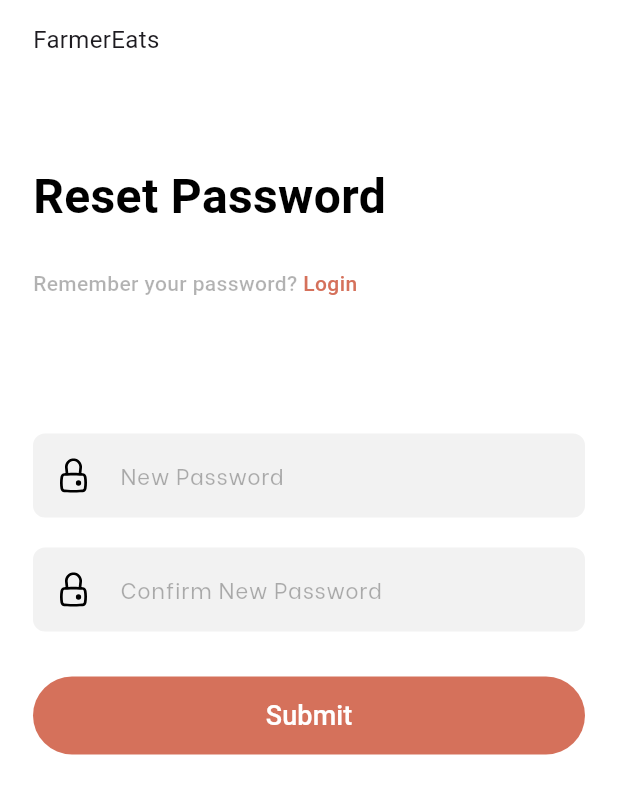
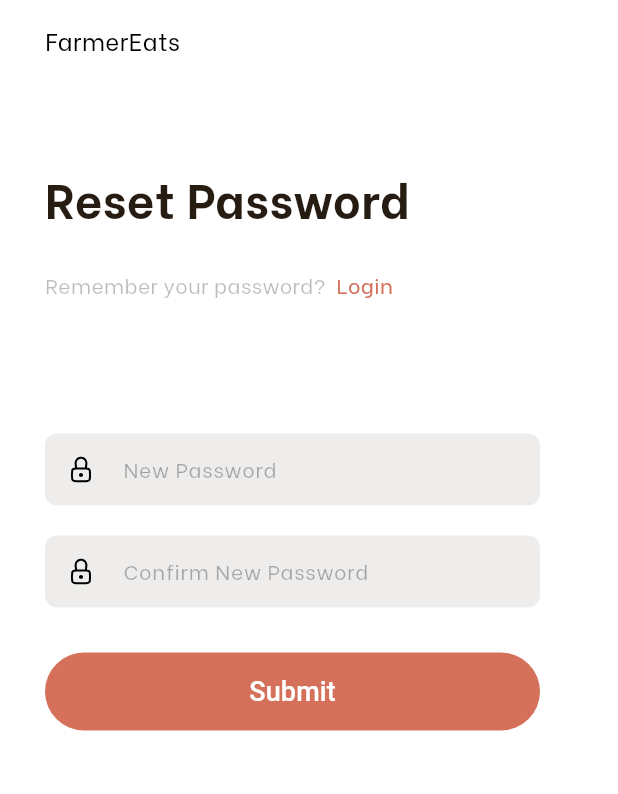
Before and after one commit to asheesh20/software_lab, a Flutter app: the ResetPassword screen opened directly, on a phone screen of 412 x 824 dp. Shown: the top 794 px of the screen. Run offline on Flutter 3.47's test engine with Material 3 defaults, Android fonts, the phone set to English and light mode, and no system bars; our stand-ins replace flutter_svg; Roboto replaces fonts that are missing (assets/fonts/BeVietnam-ExtraBold.ttf).

```diff
--- a/lib/main.dart
+++ b/lib/main.dart
@@ -21,8 +21,8 @@ class MyApp extends StatelessWidget {
     return MaterialApp(
       //home: LoginScreen(),
       //home: ForgotPassword(),
-      home: VerifyOtp(),
-      //home: ResetPassword(),
+      //home: VerifyOtp(),
+      home: ResetPassword(),
       //home: SignupOne(),
       //home: SignupTwo(),
       //home: SignupThree(),
--- a/lib/views/forgot_password.dart
+++ b/lib/views/forgot_password.dart
@@ -1,4 +1,5 @@
 import 'package:flutter/material.dart';
+import 'package:flutter/services.dart';
 import 'package:flutter_svg/flutter_svg.dart';
 
 class ForgotPassword extends StatefulWidget {
@@ -72,9 +73,14 @@ class _ForgotPasswordState extends State<ForgotPassword> {
             Form(
               key: _formKey,
               child: SizedBox(
-                height: 52,
+                height: 48,
                 width: 330,
                 child: TextFormField(
+                  keyboardType: TextInputType.number,
+                  inputFormatters: [
+                    FilteringTextInputFormatter.digitsOnly,
+                    LengthLimitingTextInputFormatter(10)
+                  ],
                   decoration: InputDecoration(
                     prefixIcon: Padding(
                       padding: const EdgeInsets.all(15.0),
@@ -86,13 +92,14 @@ class _ForgotPasswordState extends State<ForgotPassword> {
                     ),
                     hintText: 'Phone Number',
                     hintStyle: const TextStyle(
-                      color: Color(0x4D000000),
+                      color: Color.fromRGBO(0, 0, 0, 0.3),
                       fontWeight: FontWeight.w400,
                       fontFamily: 'BeVietnam',
                       fontSize: 14,
                     ),
                     filled: true,
-                    fillColor: const Color(0xFFF2F2F2),
+                    fillColor:
+                        const Color.fromRGBO(38, 28, 18, 1).withOpacity(0.08),
                     border: OutlineInputBorder(
                       borderRadius: BorderRadius.circular(8),
                       borderSide: BorderSide.none,
--- a/lib/views/login_screen.dart
+++ b/lib/views/login_screen.dart
@@ -10,7 +10,9 @@ class LoginScreen extends StatefulWidget {
 }
 
 class _LoginScreenState extends State<LoginScreen> {
+  final TextEditingController _controller = TextEditingController();
   final _formKey = GlobalKey<FormState>();
+
   @override
   Widget build(context) {
     return Scaffold(
@@ -95,7 +97,8 @@ class _LoginScreenState extends State<LoginScreen> {
                             fontSize: 14,
                           ),
                           filled: true,
-                          fillColor: const Color(0xFFF2F2F2),
+                          fillColor: const Color.fromRGBO(38, 28, 18, 1)
+                              .withOpacity(0.08),
                           border: OutlineInputBorder(
                             borderRadius: BorderRadius.circular(8),
                             borderSide: BorderSide.none,
@@ -112,6 +115,7 @@ class _LoginScreenState extends State<LoginScreen> {
                       height: 48,
                       width: 330,
                       child: TextFormField(
+                        controller: _controller,
                         obscureText: true,
                         decoration: InputDecoration(
                           prefixIcon: Padding(
@@ -130,7 +134,8 @@ class _LoginScreenState extends State<LoginScreen> {
                             fontSize: 14,
                           ),
                           filled: true,
-                          fillColor: const Color(0xFFF2F2F2),
+                          fillColor: const Color.fromRGBO(38, 28, 18, 1)
+                              .withOpacity(0.08),
                           border: OutlineInputBorder(
                             borderRadius: BorderRadius.circular(8),
                             borderSide: BorderSide.none,
--- a/lib/views/reset_password.dart
+++ b/lib/views/reset_password.dart
@@ -16,13 +16,18 @@ class _ResetPasswordState extends State<ResetPassword> {
       backgroundColor: Colors.white,
       body: SafeArea(
         child: Padding(
-          padding: const EdgeInsets.symmetric(horizontal: 22.0, vertical: 15),
+          padding: const EdgeInsets.symmetric(horizontal: 30.0, vertical: 15),
           child: Column(
             crossAxisAlignment: CrossAxisAlignment.start,
             children: [
               const Text(
                 'FarmerEats',
-                style: TextStyle(fontSize: 16, fontWeight: FontWeight.w400),
+                style: TextStyle(
+                  fontSize: 16,
+                  fontWeight: FontWeight.w400,
+                  fontFamily: 'BeVietnam',
+                  color: Color.fromRGBO(0, 0, 0, 1),
+                ),
               ),
               const SizedBox(
                 height: 70,
@@ -30,9 +35,10 @@ class _ResetPasswordState extends State<ResetPassword> {
               const Text(
                 'Reset Password',
                 style: TextStyle(
-                  color: Colors.black,
+                  color: Color.fromRGBO(38, 28, 18, 1),
                   fontSize: 32,
                   fontWeight: FontWeight.w700,
+                  fontFamily: 'BeVietnam',
                 ),
               ),
               const SizedBox(
@@ -41,11 +47,13 @@ class _ResetPasswordState extends State<ResetPassword> {
               const Row(
                 children: [
                   Text(
-                    'Remember your password? ',
+                    'Remember your password?  ',
                     style: TextStyle(
                       fontSize: 14,
-                        color: Color.fromARGB(77, 0, 0, 0),
-                        fontWeight: FontWeight.w500),
+                      color: Color.fromRGBO(38, 28, 18, 0.3),
+                      fontWeight: FontWeight.w500,
+                      fontFamily: 'BeVietnam',
+                    ),
                   ),
                   Text(
                     'Login',
@@ -53,6 +61,7 @@ class _ResetPasswordState extends State<ResetPassword> {
                       fontSize: 14,
                       color: Color.fromARGB(255, 213, 113, 91),
                       fontWeight: FontWeight.w500,
+                      fontFamily: 'BeVietnam',
                     ),
                   ),
                 ],
@@ -64,178 +73,75 @@ class _ResetPasswordState extends State<ResetPassword> {
                 key: _formKey,
                 child: Column(
                   children: [
-                    TextFormField(
+                    SizedBox(
+                      height: 48,
+                      width: 330,
+                      child: TextFormField(
+                        obscureText: true,
                         decoration: InputDecoration(
-                        // prefixIcon: Padding(
-                        //   padding: const EdgeInsets.all(15.0),
-                        //   child: SizedBox(
-                        //     child: SvgPicture.asset(
-                        //       'assets/images/Vector@1x.svg',
-                        //       height: 1,
-                        //       width: 1,
-                        //     ),
-                        //     // child: Image.asset(
-                        //     //   'assets/images/Vector@1x.png',
-                        //     //   height: 15,
-                        //     //   width: 15,
-                        //     // ),
-                        //   ),
-                        // ),
-                        prefixIcon: Stack(
-                          children: [
-                            Padding(
-                              padding: const EdgeInsets.all(15),
+                          prefixIcon: Padding(
+                            padding: const EdgeInsets.all(15.0),
                             child: SizedBox(
                               child: SvgPicture.asset(
-                                  'assets/images/Vector.svg',
-                                  width: 24, // Adjust width as needed
-                                  height: 24,
-                                  // width: 21,
-                                  //height: 21,
+                                'assets/images/password.svg',
                               ),
                             ),
                           ),
-                            Positioned(
-                              right: 21.15,
-                              bottom: 19.5,
-                              child: SizedBox(
-                                width: 5, //Adjust width as needed
-                                height: 5, // Adjust height as needed
-                                child: SvgPicture.asset(
-                                  'assets/images/Vector.dot.svg',
-                                ),
-                              ),
-                            ),
-                          ],
-                        ),
                           hintText: 'New Password',
                           hintStyle: const TextStyle(
-                          color: Color(0x4D000000),
-                          //color: Color.fromARGB(77, 0, 0, 0),
+                            color: Color.fromRGBO(0, 0, 0, 0.3),
                             fontWeight: FontWeight.w400,
                             fontFamily: 'BeVietnam',
-                          fontSize: 15,
+                            fontSize: 14,
                           ),
                           filled: true,
-                        fillColor: const Color(0xFFF2F2F2),
-                        //  fillColor: Color.fromARGB(255, 38, 24, 18),
-                        // fillColor: Color.fromARGB(77, 0, 0, 0).withOpacity(0.3),
+                          fillColor: const Color.fromRGBO(38, 28, 18, 1)
+                              .withOpacity(0.08),
                           border: OutlineInputBorder(
                             borderRadius: BorderRadius.circular(8),
                             borderSide: BorderSide.none,
+                          ),
+                          contentPadding:
+                              const EdgeInsets.symmetric(horizontal: 20),
                         ),
                       ),
                     ),
                     const SizedBox(
                       height: 20,
                     ),
-                    TextFormField(
+                    SizedBox(
+                      height: 48,
+                      width: 330,
+                      child: TextFormField(
+                        obscureText: true,
                         decoration: InputDecoration(
-                        // prefixIcon: Padding(
-                        //   padding: const EdgeInsets.all(15),
-                        //   child: SizedBox(
-                        //     child: SvgPicture.asset(
-                        //       'assets/images/Vector.svg',
-                        //     ),
-                        //   ),
-                        // ),
-                        prefixIcon: Stack(
-                          children: [
-                            Padding(
-                              padding: const EdgeInsets.all(15),
+                          prefixIcon: Padding(
+                            padding: const EdgeInsets.all(15.0),
                             child: SizedBox(
                               child: SvgPicture.asset(
-                                  'assets/images/Vector.svg',
-                                  width: 24, // Adjust width as needed
-                                  height: 24, // Adjust height as needed
+                                'assets/images/password.svg',
                               ),
                             ),
                           ),
-                            Positioned(
-                              right: 21.15,
-                              bottom: 19.5,
-                              child: SizedBox(
-                                width: 5, //Adjust width as needed
-                                height: 5, // Adjust height as needed
-                                child: SvgPicture.asset(
-                                  'assets/images/Vector.dot.svg',
-                                ),
-                              ),
-                            ),
-                          ],
-                        ),
                           hintText: 'Confirm New Password',
-
                           hintStyle: const TextStyle(
-                          color: Color(0x4D000000),
-                          //color: Color.fromARGB(77, 0, 0, 0),
+                            color: Color.fromRGBO(0, 0, 0, 0.3),
                             fontWeight: FontWeight.w400,
                             fontFamily: 'BeVietnam',
-                          fontSize: 15,
+                            fontSize: 14,
                           ),
                           filled: true,
-                        fillColor: const Color(0xFFF2F2F2),
-                        //  fillColor: Color.fromARGB(255, 38, 24, 18),
-                        // fillColor: Color.fromARGB(77, 0, 0, 0).withOpacity(0.3),
+                          fillColor: const Color.fromRGBO(38, 28, 18, 1)
+                              .withOpacity(0.08),
                           border: OutlineInputBorder(
                             borderRadius: BorderRadius.circular(8),
                             borderSide: BorderSide.none,
                           ),
-                        // suffixIcon: GestureDetector(
-                        //   onTap: () {
-                        //     // Add functionality for "Forgot?" text tap here
-                        //   },
-                        //   child: const Padding(
-                        //     padding: EdgeInsets.symmetric(
-                        //         horizontal: 12, vertical: 11.8),
-                        //     child: Text(
-                        //       'Forgot?',
-                        //       style: TextStyle(
-                        //         fontWeight: FontWeight.w400,
-                        //         fontFamily: 'BeVietnam',
-                        //         fontSize: 15,
-                        //         color: Color.fromARGB(255, 213, 113, 91),
-                        //       ),
-                        //     ),
-                        //   ),
-                        // ),
+                          contentPadding:
+                              const EdgeInsets.symmetric(horizontal: 20),
                         ),
                       ),
-
-                    // Container(
-                    //   decoration:
-                    //       BoxDecoration(borderRadius: BorderRadius.circular(5)),
-                    //   width: double.infinity,
-                    //   height: 52,
-                    //   child: ElevatedButton(
-                    //     style: ElevatedButton.styleFrom(
-                    //       backgroundColor:
-                    //           const Color.fromARGB(255, 213, 113, 91),
-                    //       elevation: 0,
-                    //     ),
-                    //     onPressed: () {
-                    //       if (_formKey.currentState!.validate()) {
-                    //         // authController.login(
-                    //         //   _emailController.text.trim(),
-                    //         //   _passwordController.text.trim(),
-                    //         // );
-                    //       }
-                    //     },
-                    //     child: const Text(
-                    //       'Login',
-                    //       style: TextStyle(
-                    //         // fontFamily: 'Be',
-                    //         fontFamily: 'assets/fonts/BeVietnam-ExtraBold.ttf',
-                    //         color: Color(0xFFFFFFFF),
-                    //         fontSize: 18,
-                    //         fontWeight: FontWeight.w500,
-                    //       ),
-                    //     ),
-                    //     // child: SvgPicture.asset(
-                    //     //   'assest/images/Login.svg',
-                    //     // ),
-                    //   ),
-                    // ),
+                    ),
                   ],
                 ),
               ),
@@ -245,27 +151,19 @@ class _ResetPasswordState extends State<ResetPassword> {
               Container(
                 decoration:
                     BoxDecoration(borderRadius: BorderRadius.circular(5)),
-                width: double.infinity,
+                width: 330,
                 height: 52,
                 child: ElevatedButton(
                   style: ElevatedButton.styleFrom(
                     backgroundColor: const Color.fromARGB(255, 213, 113, 91),
                     elevation: 0,
                   ),
-                  onPressed: () {
-                    // if (_formKey.currentState!.validate()) {
-                    //   // authController.login(
-                    //   //   _emailController.text.trim(),
-                    //   //   _passwordController.text.trim(),
-                    //   // );
-                    // }
-                  },
+                  onPressed: () {},
                   child: const Text(
                     'Submit',
                     style: TextStyle(
-                      // fontFamily: 'Be',
                       fontFamily: 'assets/fonts/BeVietnam-ExtraBold.ttf',
-                      color: Color(0xFFFFFFFF),
+                      color: Color.fromRGBO(255, 255, 255, 1),
                       fontSize: 18,
                       fontWeight: FontWeight.w500,
                     ),
--- a/lib/views/verify_otp.dart
+++ b/lib/views/verify_otp.dart
@@ -77,7 +77,8 @@ class _VerifyOtpState extends State<VerifyOtp> {
                     child: TextField(
                       decoration: InputDecoration(
                         filled: true,
-                        fillColor: const Color(0xFFF2F2F2),
+                        fillColor: const Color.fromRGBO(38, 28, 18, 1)
+                            .withOpacity(0.08),
                         border: OutlineInputBorder(
                           borderRadius: BorderRadius.circular(8),
                           borderSide: BorderSide.none,
```
Lines whose indentation alone changed are shown as unchanged.
